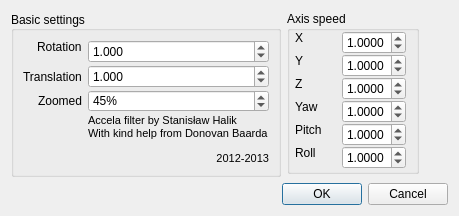
The window that ftnoir_filter_accela/ftnoir_accela_filtercontrols.ui (opentrack/opentrack) describes before a commit, drawn with Qt 5.
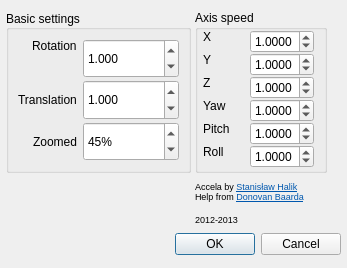
The same window after the commit. Icons and pictures are not drawn.

Commit message: aruco-ui: add layout

```diff
--- a/ftnoir_filter_accela/ftnoir_accela_filtercontrols.ui
+++ b/ftnoir_filter_accela/ftnoir_accela_filtercontrols.ui
@@ -9,8 +9,8 @@
    <rect>
     <x>0</x>
     <y>0</y>
-    <width>459</width>
-    <height>207</height>
+    <width>347</width>
+    <height>268</height>
    </rect>
   </property>
   <property name="sizePolicy">
@@ -27,8 +27,8 @@
   </property>
   <property name="maximumSize">
    <size>
-    <width>459</width>
-    <height>207</height>
+    <width>6667</width>
+    <height>6666</height>
    </size>
   </property>
   <property name="windowTitle">
@@ -48,13 +48,25 @@
    <string notr="true"/>
   </property>
   <layout class="QFormLayout" name="formLayout_3">
+   <property name="fieldGrowthPolicy">
+    <enum>QFormLayout::ExpandingFieldsGrow</enum>
+   </property>
+   <property name="horizontalSpacing">
+    <number>4</number>
+   </property>
+   <property name="verticalSpacing">
+    <number>4</number>
+   </property>
+   <property name="margin">
+    <number>6</number>
+   </property>
    <item row="0" column="0">
     <widget class="QGroupBox" name="groupbox2">
      <property name="enabled">
       <bool>true</bool>
      </property>
      <property name="sizePolicy">
-      <sizepolicy hsizetype="Fixed" vsizetype="Fixed">
+      <sizepolicy hsizetype="Minimum" vsizetype="Minimum">
        <horstretch>0</horstretch>
        <verstretch>0</verstretch>
       </sizepolicy>
@@ -241,45 +253,6 @@
         </property>
        </widget>
       </item>
-      <item row="3" column="1">
-       <widget class="QLabel" name="label_9">
-        <property name="sizePolicy">
-         <sizepolicy hsizetype="Preferred" vsizetype="Fixed">
-          <horstretch>0</horstretch>
-          <verstretch>0</verstretch>
-         </sizepolicy>
-        </property>
-        <property name="font">
-         <font>
-          <pointsize>8</pointsize>
-         </font>
-        </property>
-        <property name="frameShape">
-         <enum>QFrame::NoFrame</enum>
-        </property>
-        <property name="text">
-         <string>&lt;html&gt;&lt;head/&gt;&lt;body&gt;&lt;p align=&quot;justify&quot;&gt;Accela filter by Stanisław Halik&lt;br/&gt;With kind help from Donovan Baarda&lt;/p&gt;&lt;p align=&quot;right&quot;&gt;2012-2013&lt;/p&gt;&lt;/body&gt;&lt;/html&gt;</string>
-        </property>
-        <property name="textFormat">
-         <enum>Qt::RichText</enum>
-        </property>
-        <property name="scaledContents">
-         <bool>false</bool>
-        </property>
-        <property name="alignment">
-         <set>Qt::AlignBottom|Qt::AlignLeading|Qt::AlignLeft</set>
-        </property>
-        <property name="wordWrap">
-         <bool>true</bool>
-        </property>
-        <property name="margin">
-         <number>0</number>
-        </property>
-        <property name="textInteractionFlags">
-         <set>Qt::LinksAccessibleByKeyboard|Qt::LinksAccessibleByMouse|Qt::TextBrowserInteraction|Qt::TextSelectableByKeyboard|Qt::TextSelectableByMouse</set>
-        </property>
-       </widget>
-      </item>
      </layout>
     </widget>
    </item>
@@ -556,7 +529,52 @@
      </layout>
     </widget>
    </item>
-   <item row="1" column="0" colspan="2">
+   <item row="3" column="1">
+    <widget class="QLabel" name="label_9">
+     <property name="sizePolicy">
+      <sizepolicy hsizetype="Expanding" vsizetype="Fixed">
+       <horstretch>0</horstretch>
+       <verstretch>0</verstretch>
+      </sizepolicy>
+     </property>
+     <property name="font">
+      <font>
+       <pointsize>7</pointsize>
+      </font>
+     </property>
+     <property name="frameShape">
+      <enum>QFrame::NoFrame</enum>
+     </property>
+     <property name="text">
+      <string>&lt;html&gt;&lt;head/&gt;&lt;body&gt;&lt;p align=&quot;justify&quot;&gt;Accela by &lt;a href=&quot;https://github.com/sthalik&quot;&gt;&lt;span style=&quot; text-decoration: underline; color:#0057ae;&quot;&gt;Stanisław Halik&lt;/span&gt;&lt;/a&gt;&lt;br/&gt;Help from &lt;a href=&quot;https://github.com/dbaarda&quot;&gt;&lt;span style=&quot; text-decoration: underline; color:#0057ae;&quot;&gt;Donovan Baarda&lt;/span&gt;&lt;/a&gt;&lt;/p&gt;&lt;p align=&quot;justify&quot;&gt;2012-2013&lt;/p&gt;&lt;/body&gt;&lt;/html&gt;</string>
+     </property>
+     <property name="textFormat">
+      <enum>Qt::RichText</enum>
+     </property>
+     <property name="scaledContents">
+      <bool>false</bool>
+     </property>
+     <property name="alignment">
+      <set>Qt::AlignCenter</set>
+     </property>
+     <property name="wordWrap">
+      <bool>true</bool>
+     </property>
+     <property name="margin">
+      <number>0</number>
+     </property>
+     <property name="indent">
+      <number>0</number>
+     </property>
+     <property name="openExternalLinks">
+      <bool>true</bool>
+     </property>
+     <property name="textInteractionFlags">
+      <set>Qt::LinksAccessibleByKeyboard|Qt::LinksAccessibleByMouse|Qt::TextBrowserInteraction|Qt::TextSelectableByKeyboard|Qt::TextSelectableByMouse</set>
+     </property>
+    </widget>
+   </item>
+   <item row="4" column="0" colspan="2">
     <widget class="QDialogButtonBox" name="buttonBox">
      <property name="standardButtons">
       <set>QDialogButtonBox::Cancel|QDialogButtonBox::Ok</set>
```
The commit also changes 2 other files.
